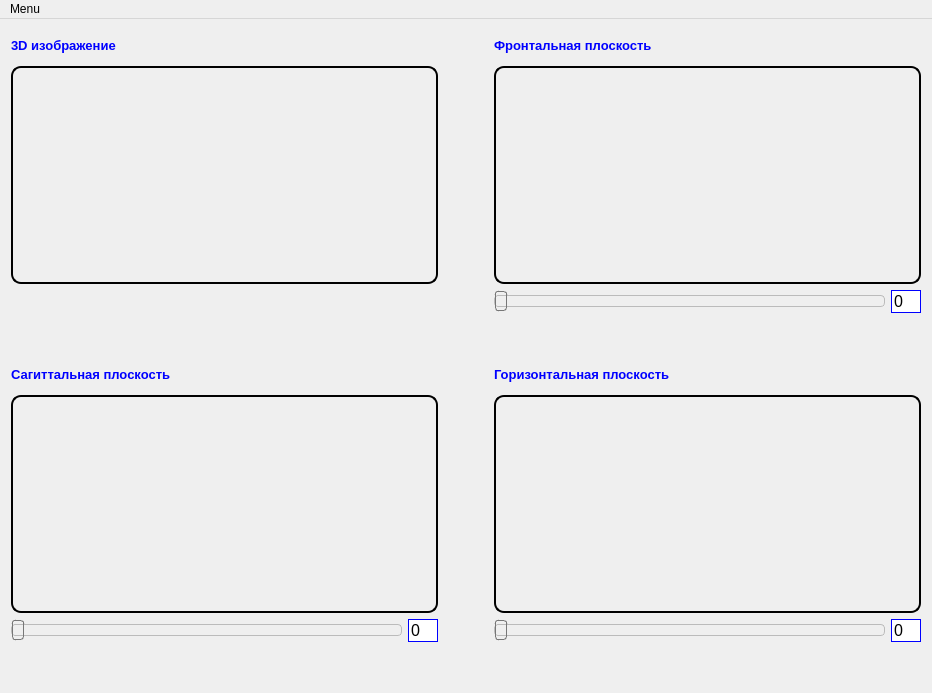
Before: the Qt Designer form mainwindow.ui in aikide/UltraSound3D, drawn with Qt 5.
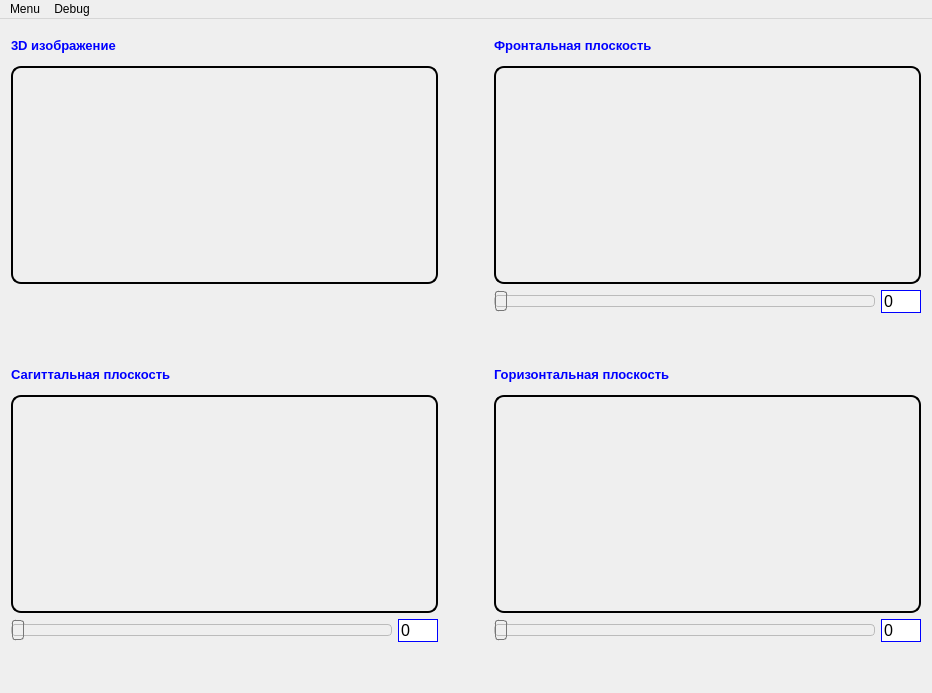
After: the same form once the commit is applied. Custom widgets are drawn as their Qt base class.

Diff of the .ui file:
```diff
--- a/mainwindow.ui
+++ b/mainwindow.ui
@@ -163,7 +163,7 @@
        <widget class="QLineEdit" name="lineEditAxial">
         <property name="maximumSize">
          <size>
-          <width>30</width>
+          <width>40</width>
           <height>16777215</height>
          </size>
         </property>
@@ -251,7 +251,7 @@
         </property>
         <property name="maximumSize">
          <size>
-          <width>30</width>
+          <width>40</width>
           <height>16777215</height>
          </size>
         </property>
@@ -428,7 +428,7 @@
        <widget class="QLineEdit" name="lineEditSagittal">
         <property name="maximumSize">
          <size>
-          <width>30</width>
+          <width>40</width>
           <height>16777215</height>
          </size>
         </property>
@@ -454,6 +454,14 @@
    </layout>
   </widget>
   <widget class="QMenuBar" name="menuBar">
+   <property name="geometry">
+    <rect>
+     <x>0</x>
+     <y>0</y>
+     <width>932</width>
+     <height>21</height>
+    </rect>
+   </property>
    <property name="sizePolicy">
     <sizepolicy hsizetype="Expanding" vsizetype="Preferred">
      <horstretch>0</horstretch>
@@ -484,7 +492,14 @@
     <addaction name="actionSagittal_Window"/>
     <addaction name="actionAxial_Window"/>
    </widget>
+   <widget class="QMenu" name="menuDebug">
+    <property name="title">
+     <string>Debug</string>
+    </property>
+    <addaction name="actionSelect_data_file"/>
+   </widget>
    <addaction name="menuMenu"/>
+   <addaction name="menuDebug"/>
   </widget>
   <action name="actionCoronal_Window">
    <property name="text">
@@ -508,6 +523,14 @@
   </action>
  </widget>
  <layoutdefault spacing="6" margin="11"/>
+ <customwidgets>
+  <customwidget>
+   <class>SliceWidget</class>
+   <extends>QWidget</extends>
+   <header>slicewidget.h</header>
+   <container>1</container>
+  </customwidget>
+ </customwidgets>
  <resources/>
  <connections/>
 </ui>
```
Left out of the diff: 11 changed lines with no effect on the pictures.
